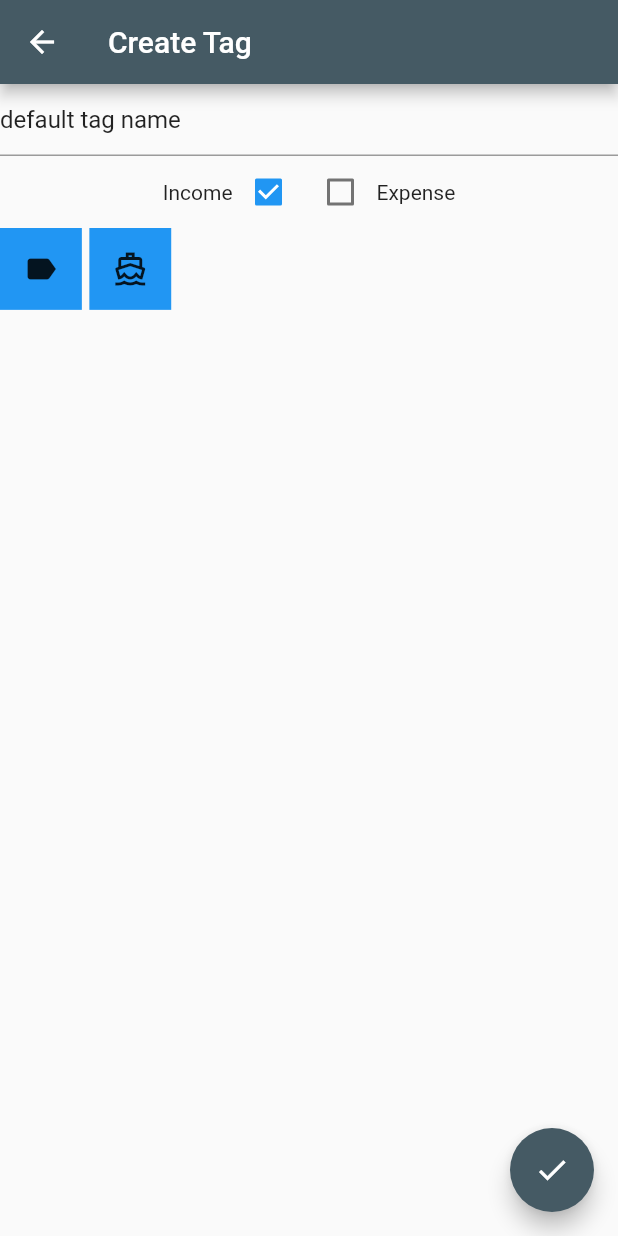
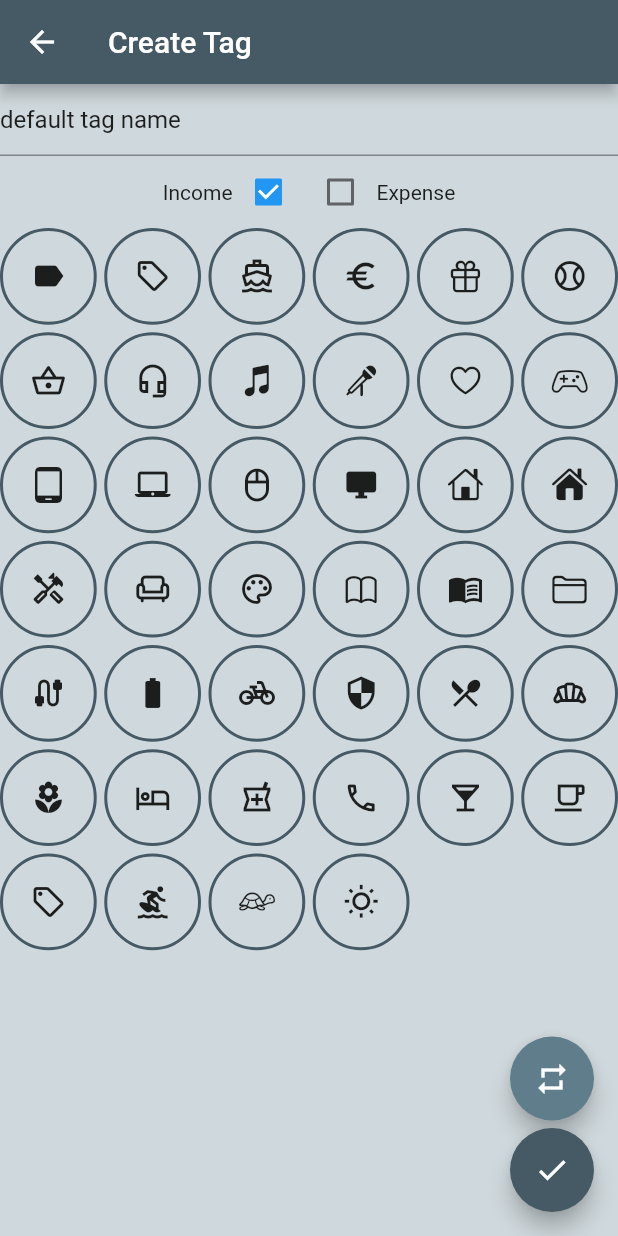
Before and after one commit to grittaweisheit/money_tracker, a Flutter app: the TagListView screen opened directly, after a tap on the "add" icon, on a phone screen of 412 x 824 dp. Run offline on Flutter 3.47's test engine with Material 2 defaults, Android fonts, the phone set to English and light mode, and no system bars; our stand-ins replace flutter_datetime_picker, hive, hive_flutter; missing offline and left inert: icon_picker; accounts and stored records are empty; generated files the repository leaves out were written again.

Commit message:
tag creation swap button

```diff
--- a/lib/components/homeDrawer.dart
+++ b/lib/components/homeDrawer.dart
@@ -14,7 +14,7 @@ class HomeDrawer extends StatelessWidget {
   Widget build(BuildContext context) {
     return Drawer(
         child: Container(
-            color: tabBackgroundColor,
+            color: primaryColorLightTone,
             child: ListView(
               padding: EdgeInsets.zero,
               children: [
--- a/lib/models/Transactions.dart
+++ b/lib/models/Transactions.dart
@@ -66,7 +66,7 @@ class Tag extends HiveObject {
   @HiveField(4)
   Icon icon;
 
-  Tag(this.name, this.isIncomeTag, this.limits);
+  Tag(this.name, this.isIncomeTag, this.limits, this.icon);
 }
 
 @HiveType(typeId: 3)
--- a/lib/pages/TagListView.dart
+++ b/lib/pages/TagListView.dart
@@ -67,6 +67,7 @@ class _TagListViewState extends State<TagListView> {
   @override
   Widget build(BuildContext context) {
     return Scaffold(
+      backgroundColor: primaryColorLightTone,
         appBar: AppBar(
           title: Text("Tags"),
         ),
@@ -74,7 +75,7 @@ class _TagListViewState extends State<TagListView> {
         floatingActionButton: FloatingActionButton(
           onPressed: () => _addTag(true),
           tooltip: 'Add Income Tag',
-          backgroundColor: Colors.blue,
+          backgroundColor: primaryColor,
           child: Icon(Icons.add),
         ));
   }
--- a/lib/pages/createOneTimeTransactionView.dart
+++ b/lib/pages/createOneTimeTransactionView.dart
@@ -85,8 +85,8 @@ class _CreateOneTimeTransactionViewState
 
     FloatingActionButton getSwapOmenButton() {
       return FloatingActionButton(
-          backgroundColor: Colors.blueGrey,
           heroTag: "changePrefix",
+          backgroundColor: primaryColorMidTone,
           onPressed: () {
             _formKey.currentState.save();
             setState(() {
@@ -99,6 +99,7 @@ class _CreateOneTimeTransactionViewState
     FloatingActionButton getSubmitButton() {
       return FloatingActionButton(
           heroTag: "submitTransaction",
+          backgroundColor: primaryColor,
           onPressed: () {
             _formKey.currentState.save();
             if (_formKey.currentState.validate()) {
--- a/lib/pages/createTagView.dart
+++ b/lib/pages/createTagView.dart
@@ -1,7 +1,6 @@
 import 'package:flutter/cupertino.dart';
 import 'package:flutter/material.dart';
 import 'package:hive/hive.dart';
-import 'package:icon_picker/icon_picker.dart';
 import 'package:money_tracker/components/amountInputFormField.dart';
 import 'package:money_tracker/pages/TagListView.dart';
 import '../models/Transactions.dart';
@@ -39,7 +38,7 @@ class _CreateTagViewState extends State<CreateTagView> {
         limits[i] = -1;
       }
     }
-    box.add(Tag(name, isIncome, limits));
+    box.add(Tag(name, isIncome, limits, icon));
 
     Navigator.push(context, MaterialPageRoute(builder: (context) {
       return TagListView();
@@ -57,8 +56,10 @@ class _CreateTagViewState extends State<CreateTagView> {
       });
     }
 
-    TextFormField getDescriptionFormField() {
-      return TextFormField(
+    Widget getDescriptionFormField() {
+      return Row(children: [
+        Expanded(
+            child: TextFormField(
                 initialValue: name,
                 autovalidateMode: AutovalidateMode.onUserInteraction,
                 validator: (value) =>
@@ -68,7 +69,8 @@ class _CreateTagViewState extends State<CreateTagView> {
                   setState(() {
                     name = value;
                   });
-          });
+                }))
+      ]);
     }
 
     Widget getIncomeExpenseCheckboxes() {
@@ -144,6 +146,17 @@ class _CreateTagViewState extends State<CreateTagView> {
           ]);
     }
 
+    Widget getOmenS() {
+      return Wrap(alignment: WrapAlignment.center, children: [
+        Text("Limits",
+            style: TextStyle(fontSize: 20, fontWeight: FontWeight.bold)),
+        Row(
+            mainAxisAlignment: MainAxisAlignment.spaceAround,
+            children:
+                Period.values.map((period) => getLimitField(period)).toList()),
+      ]);
+    }
+
     Widget getLimitSection() {
       return Wrap(alignment: WrapAlignment.center, children: [
         Text("Limits",
@@ -159,7 +172,7 @@ class _CreateTagViewState extends State<CreateTagView> {
       return CustomScrollView(shrinkWrap: true, slivers: [
         SliverGrid(
           gridDelegate: SliverGridDelegateWithMaxCrossAxisExtent(
-              maxCrossAxisExtent: 60,
+              maxCrossAxisExtent: 70,
               mainAxisSpacing: 5,
               crossAxisSpacing: 5,
               childAspectRatio: 1),
@@ -168,7 +181,13 @@ class _CreateTagViewState extends State<CreateTagView> {
             var currentIcon = allIcons[index];
             bool isSelected = icon == currentIcon;
             return Container(
-                color: isSelected ? Colors.amber : Colors.blue,
+                decoration: BoxDecoration(
+                  borderRadius: isSelected ? BorderRadius.circular(5) : null,
+                  shape: isSelected ? BoxShape.rectangle : BoxShape.circle,
+                  border: Border.all(
+                      color: primaryColor, width: 2, style: BorderStyle.solid),
+                  color: isSelected ? Colors.white : Colors.transparent,
+                ),
                 child: IconButton(
                   icon: currentIcon,
                   onPressed: () => _handleSelection(currentIcon),
@@ -176,6 +195,22 @@ class _CreateTagViewState extends State<CreateTagView> {
           }, childCount: allIcons.length),
         )
       ]);
+    }
+
+    FloatingActionButton getSwapOmenButton() {
+      return FloatingActionButton(
+          heroTag: "swapTag",
+          backgroundColor: primaryColorMidTone,
+          onPressed: () {
+            _formKey.currentState.save();
+            setState(() {
+              isIncome = !isIncome;
+            });
+          },
+          child: Icon(
+            Icons.repeat,
+            color: Colors.white,
+          ));
     }
 
     FloatingActionButton getSubmitButton() {
@@ -194,6 +229,7 @@ class _CreateTagViewState extends State<CreateTagView> {
     }
 
     return Scaffold(
+      backgroundColor: primaryColorLightTone,
       appBar: AppBar(
         title: Text("Create Tag"),
       ),
@@ -205,7 +241,14 @@ class _CreateTagViewState extends State<CreateTagView> {
             if (!isIncome) getLimitSection(),
             getIconSelection()
           ])),
-      floatingActionButton: getSubmitButton(),
+      floatingActionButton: Column(
+        children: [
+          Spacer(),
+          getSwapOmenButton(),
+          Padding(padding: EdgeInsets.only(top: 5)),
+          getSubmitButton()
+        ],
+      ),
     );
   }
 }
--- a/lib/pages/home.dart
+++ b/lib/pages/home.dart
@@ -47,10 +47,10 @@ class _HomeViewState extends State<HomeView> with TickerProviderStateMixin {
         ),
         drawer: HomeDrawer(),
         body: TabBarView(controller: _tabController, children: [
-          Container(color: tabBackgroundColor, child: OverviewTab()),
+          Container(color: primaryColorLightTone, child: OverviewTab()),
           Container(
-              color: tabBackgroundColor, child: OneTimeTransactionListTab()),
-          Container(color: tabBackgroundColor, child: StatisticsTab())
+              color: primaryColorLightTone, child: OneTimeTransactionListTab()),
+          Container(color: primaryColorLightTone, child: StatisticsTab())
         ]),
         bottomNavigationBar: BottomAppBar(
             child: Container(
```
Also changed, not shown: lib/Consts.dart (+45 -3 lines), lib/models/Transactions.g.dart. Lines whose indentation alone changed are shown as unchanged.
